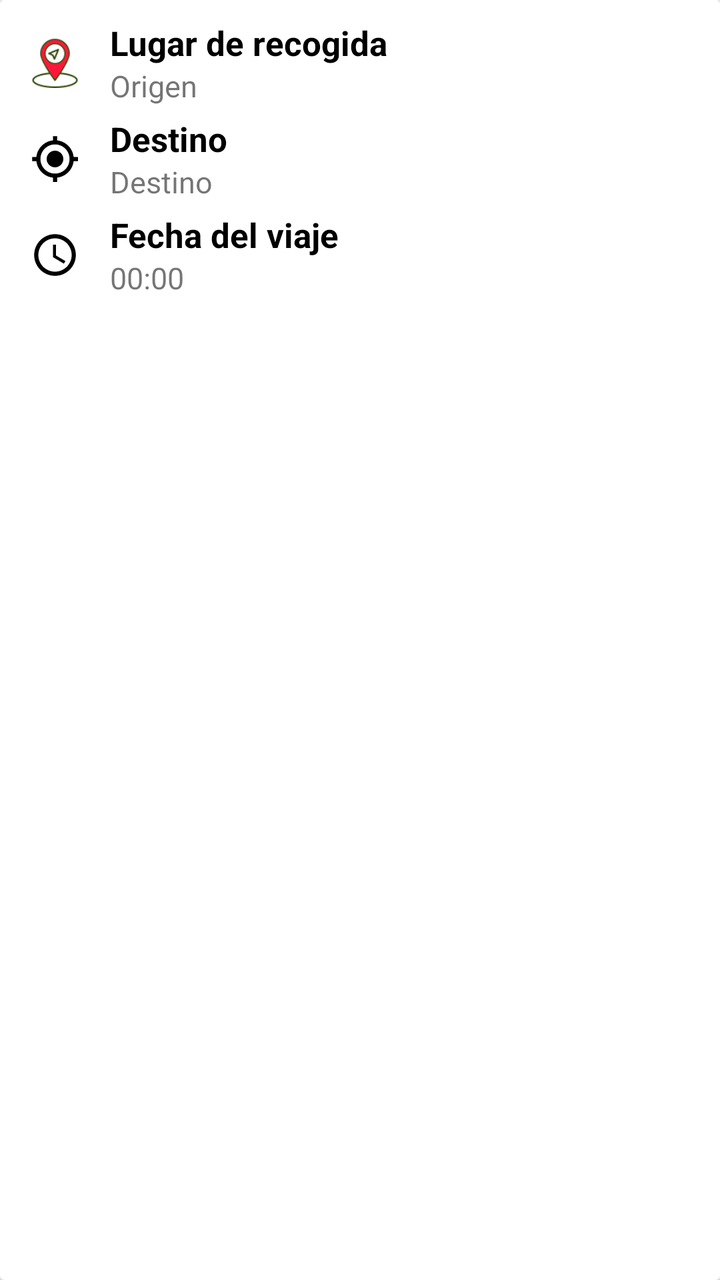
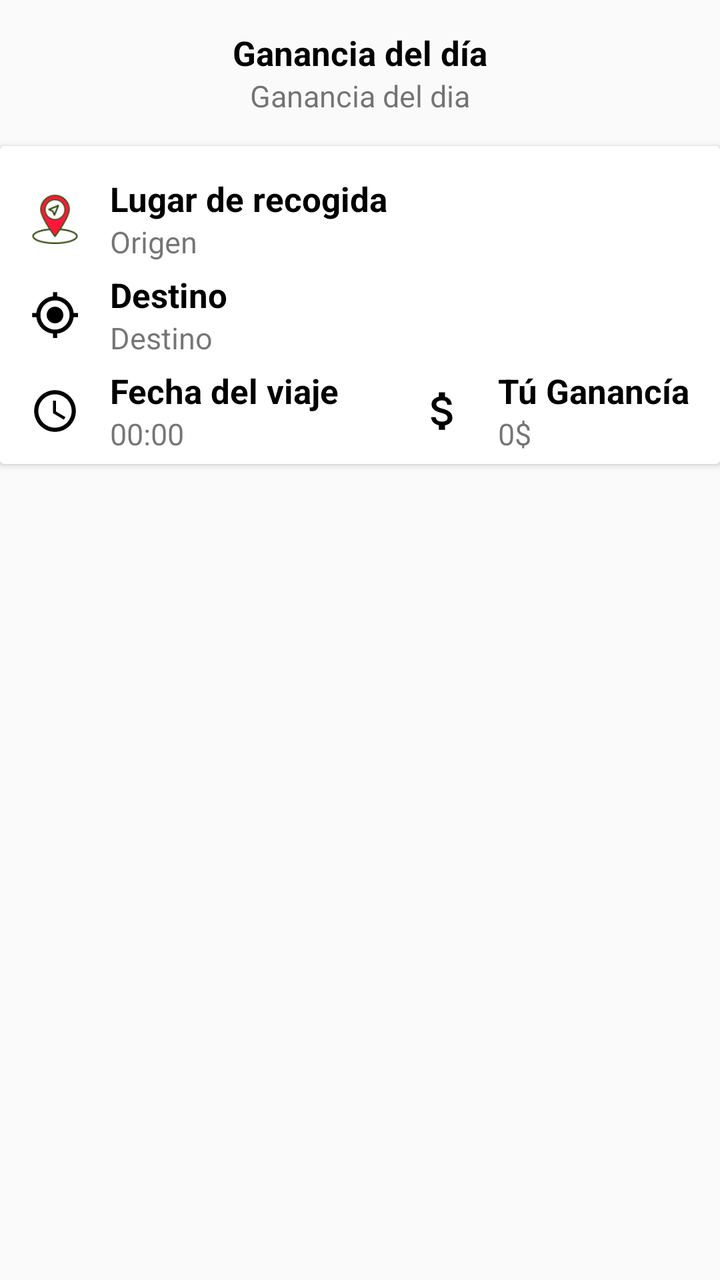

The first picture is an Android layout as it rendered before a commit; the second is the same layout after the commit. The layout source and the unified diff follow.
<!-- AndroidManifest.xml: application theme Theme.ToonsConductor -->
<!-- res/layout/cardview_history.xml -->
<?xml version="1.0" encoding="utf-8"?>
<androidx.cardview.widget.CardView xmlns:android="http://schemas.android.com/apk/res/android"
    android:layout_width="match_parent"
    android:layout_height="wrap_content"
    android:layout_marginTop="5dp">

    <LinearLayout
        android:layout_width="match_parent"
        android:layout_height="match_parent"
        android:orientation="vertical"
        android:paddingTop="5dp"
        android:paddingBottom="5dp">

        <LinearLayout
            android:layout_width="match_parent"
            android:layout_height="wrap_content"
            android:orientation="horizontal"
            android:gravity="center_vertical"
            android:layout_marginLeft="15dp"
            android:layout_marginRight="15dp"
            android:layout_marginTop="5dp">

            <ImageView
                android:layout_width="25dp"
                android:layout_height="25dp"
                android:src="@drawable/my_location_red" />

            <LinearLayout
                android:layout_width="wrap_content"
                android:layout_height="wrap_content"
                android:orientation="vertical"
                android:layout_marginLeft="15dp">

                <TextView
                    android:layout_width="wrap_content"
                    android:layout_height="wrap_content"
                    android:text="Lugar de recogida"
                    android:textStyle="bold"
                    android:textColor="@color/black"
                    android:textSize="17sp"/>

                <TextView
                    android:id="@+id/textViewOrigin"
                    android:layout_width="wrap_content"
                    android:layout_height="wrap_content"
                    android:text="Origen"
                    android:textSize="15sp"/>

            </LinearLayout>

        </LinearLayout>


        <LinearLayout
            android:layout_width="match_parent"
            android:layout_height="wrap_content"
            android:orientation="horizontal"
            android:gravity="center_vertical"
            android:layout_marginLeft="15dp"
            android:layout_marginRight="15dp"
            android:layout_marginTop="5dp">

            <ImageView
                android:layout_width="25dp"
                android:layout_height="25dp"
                android:src="@drawable/baseline_my_location_24" />

            <LinearLayout
                android:layout_width="wrap_content"
                android:layout_height="wrap_content"
                android:orientation="vertical"
                android:layout_marginLeft="15dp">

                <TextView
                    android:layout_width="wrap_content"
                    android:layout_height="wrap_content"
                    android:text="Destino"
                    android:textStyle="bold"
                    android:textColor="@color/black"
                    android:textSize="17sp"/>

                <TextView
                    android:id="@+id/textViewDestination"
                    android:layout_width="wrap_content"
                    android:layout_height="wrap_content"
                    android:text="Destino"
                    android:textSize="15sp"/>

            </LinearLayout>

        </LinearLayout>


        <LinearLayout
            android:layout_width="match_parent"
            android:layout_height="wrap_content"
            android:orientation="horizontal"
            android:gravity="center_vertical"
            android:layout_marginLeft="15dp"
            android:layout_marginRight="15dp"
            android:layout_marginTop="5dp">

            <ImageView
                android:layout_width="25dp"
                android:layout_height="25dp"
                android:src="@drawable/baseline_access_time_24" />

            <LinearLayout
                android:layout_width="wrap_content"
                android:layout_height="wrap_content"
                android:orientation="vertical"
                android:layout_marginLeft="15dp">

                <TextView
                    android:layout_width="wrap_content"
                    android:layout_height="wrap_content"
                    android:text="Fecha del viaje"
                    android:textStyle="bold"
                    android:textColor="@color/black"
                    android:textSize="17sp"/>

                <TextView
                    android:id="@+id/textViewDate"
                    android:layout_width="wrap_content"
                    android:layout_height="wrap_content"
                    android:text="00:00"
                    android:textSize="15sp"/>

            </LinearLayout>

        </LinearLayout>

    </LinearLayout>

</androidx.cardview.widget.CardView>
<!-- resources referenced by this layout -->
<resources>
  <color name="black">#FF000000</color>
  <!-- drawable baseline_access_time_24 (drawable) -->
  <vector android:height="24dp" android:tint="#000000"
      android:viewportHeight="24" android:viewportWidth="24"
      android:width="24dp" xmlns:android="http://schemas.android.com/apk/res/android">
      <path android:fillColor="@android:color/white" android:pathData="M11.99,2C6.47,2 2,6.48 2,12s4.47,10 9.99,10C17.52,22 22,17.52 22,12S17.52,2 11.99,2zM12,20c-4.42,0 -8,-3.58 -8,-8s3.58,-8 8,-8 8,3.58 8,8 -3.58,8 -8,8z"/>
      <path android:fillColor="@android:color/white" android:pathData="M12.5,7H11v6l5.25,3.15 0.75,-1.23 -4.5,-2.67z"/>
  </vector>
  <!-- drawable baseline_my_location_24 (drawable) -->
  <vector android:height="24dp" android:tint="#000000"
      android:viewportHeight="24" android:viewportWidth="24"
      android:width="24dp" xmlns:android="http://schemas.android.com/apk/res/android">
      <path android:fillColor="@android:color/white" android:pathData="M12,8c-2.21,0 -4,1.79 -4,4s1.79,4 4,4 4,-1.79 4,-4 -1.79,-4 -4,-4zM20.94,11c-0.46,-4.17 -3.77,-7.48 -7.94,-7.94L13,1h-2v2.06C6.83,3.52 3.52,6.83 3.06,11L1,11v2h2.06c0.46,4.17 3.77,7.48 7.94,7.94L11,23h2v-2.06c4.17,-0.46 7.48,-3.77 7.94,-7.94L23,13v-2h-2.06zM12,19c-3.87,0 -7,-3.13 -7,-7s3.13,-7 7,-7 7,3.13 7,7 -3.13,7 -7,7z"/>
  </vector>
  <!-- drawable my_location_red: png bitmap (drawable, 3982 bytes) -->
  <style name="Theme.ToonsConductor" parent="Base.Theme.ToonsConductor" />
  <style name="Base.Theme.ToonsConductor" parent="Theme.AppCompat.Light.NoActionBar">
          
          <item name="colorPrimary">@color/rojo</item>
          <item name="colorPrimaryVariant">@color/white</item>
          <item name="colorOnPrimary">@color/white</item>
          
          <item name="colorSecondary">@color/black</item>
          <item name="colorSecondaryVariant">@color/rojo</item>
          <item name="colorOnSecondary">@color/black</item>
  
          <item name="android:statusBarColor">?attr/colorPrimary</item>
          <item name="colorControlNormal">@color/grey</item>
          <item name="colorControlActivated">@color/rojo</item>
          <item name="colorControlHighlight">@color/white</item>
          <item name="android:textColorHint">@color/white</item>
          <item name="android:progressBarStyle">@style/CustomProgressBar</item>
  
      </style>
  <color name="rojo">#EEF13737</color>
  <color name="white">#FFFFFFFF</color>
  <color name="grey">#C9B7B7</color>
  <style name="CustomProgressBar" parent="@android:style/Widget.ProgressBar">
          <item name="android:backgroundTint">@color/red</item>
      </style>
  <color name="red">#FF1739</color>
</resources>

<!-- the commit's change to res/layout/cardview_history.xml (unified diff, before → after) -->
@@ -1,8 +1,40 @@
 <?xml version="1.0" encoding="utf-8"?>
-<androidx.cardview.widget.CardView xmlns:android="http://schemas.android.com/apk/res/android"
+<LinearLayout xmlns:android="http://schemas.android.com/apk/res/android"
     android:layout_width="match_parent"
     android:layout_height="wrap_content"
+    android:orientation="vertical"
     android:layout_marginTop="5dp">
+
+    <LinearLayout
+        android:id="@+id/LinearGananciaDia"
+        android:layout_width="match_parent"
+        android:layout_height="wrap_content"
+        android:orientation="vertical"
+        android:layout_gravity="center"
+        android:gravity="center"
+        android:layout_margin="15dp">
+
+        <TextView
+            android:id="@+id/texview_gananciaDiaFecha"
+            android:layout_width="wrap_content"
+            android:layout_height="wrap_content"
+            android:text="Ganancia del día"
+            android:textStyle="bold"
+            android:textColor="@color/black"
+            android:textSize="17sp"/>
+
+        <TextView
+            android:id="@+id/textViewGanaciaDia"
+            android:layout_width="wrap_content"
+            android:layout_height="wrap_content"
+            android:text="Ganancia del dia"
+            android:textSize="15sp"/>
+
+    </LinearLayout>
+
+    <androidx.cardview.widget.CardView
+        android:layout_width="match_parent"
+        android:layout_height="wrap_content">
 
     <LinearLayout
         android:layout_width="match_parent"
@@ -11,6 +43,21 @@
         android:paddingTop="5dp"
         android:paddingBottom="5dp">
 
+
+        <LinearLayout
+            android:layout_width="match_parent"
+            android:layout_height="wrap_content"
+            android:orientation="horizontal"
+            android:gravity="center_vertical"
+            android:layout_marginLeft="15dp"
+            android:layout_marginRight="15dp"
+            android:layout_marginTop="5dp">
+
+
+
+
+        </LinearLayout>
+
         <LinearLayout
             android:layout_width="match_parent"
             android:layout_height="wrap_content"
@@ -106,6 +153,35 @@
                 android:src="@drawable/baseline_access_time_24" />
 
             <LinearLayout
+                android:layout_width="match_parent"
+                android:layout_height="match_parent"
+                android:layout_marginLeft="15dp"
+                android:layout_weight="1"
+                android:orientation="vertical">
+
+                <TextView
+                    android:layout_width="wrap_content"
+                    android:layout_height="wrap_content"
+                    android:text="Fecha del viaje"
+                    android:textColor="@color/black"
+                    android:textSize="17sp"
+                    android:textStyle="bold" />
+
+                <TextView
+                    android:id="@+id/textViewDate"
+                    android:layout_width="wrap_content"
+                    android:layout_height="wrap_content"
+                    android:text="00:00"
+                    android:textSize="15sp" />
+
+            </LinearLayout>
+
+            <ImageView
+                android:layout_width="25dp"
+                android:layout_height="25dp"
+                android:src="@drawable/baseline_attach_money_24" />
+
+            <LinearLayout
                 android:layout_width="wrap_content"
                 android:layout_height="wrap_content"
                 android:orientation="vertical"
@@ -114,16 +190,16 @@
                 <TextView
                     android:layout_width="wrap_content"
                     android:layout_height="wrap_content"
-                    android:text="Fecha del viaje"
+                    android:text="@string/TuGanancia"
                     android:textStyle="bold"
                     android:textColor="@color/black"
                     android:textSize="17sp"/>
 
                 <TextView
-                    android:id="@+id/textViewDate"
-                    android:layout_width="wrap_content"
-                    android:layout_height="wrap_content"
-                    android:text="00:00"
+                    android:id="@+id/textViewGanacia"
+                    android:layout_width="wrap_content"
+                    android:layout_height="wrap_content"
+                    android:text="0$"
                     android:textSize="15sp"/>
 
             </LinearLayout>
@@ -131,5 +207,5 @@
         </LinearLayout>
 
     </LinearLayout>
-
-</androidx.cardview.widget.CardView>
+    </androidx.cardview.widget.CardView>
+</LinearLayout>
<!-- resource entries referenced after the edit -->
@@ -8,6 +8,12 @@
       <path android:fillColor="@android:color/white" android:pathData="M11.99,2C6.47,2 2,6.48 2,12s4.47,10 9.99,10C17.52,22 22,17.52 22,12S17.52,2 11.99,2zM12,20c-4.42,0 -8,-3.58 -8,-8s3.58,-8 8,-8 8,3.58 8,8 -3.58,8 -8,8z"/>
       <path android:fillColor="@android:color/white" android:pathData="M12.5,7H11v6l5.25,3.15 0.75,-1.23 -4.5,-2.67z"/>
   </vector>
+  <!-- drawable baseline_attach_money_24 (drawable) -->
+  <vector android:height="24dp" android:tint="#000000"
+      android:viewportHeight="24" android:viewportWidth="24"
+      android:width="24dp" xmlns:android="http://schemas.android.com/apk/res/android">
+      <path android:fillColor="@android:color/white" android:pathData="M11.8,10.9c-2.27,-0.59 -3,-1.2 -3,-2.15 0,-1.09 1.01,-1.85 2.7,-1.85 1.78,0 2.44,0.85 2.5,2.1h2.21c-0.07,-1.72 -1.12,-3.3 -3.21,-3.81V3h-3v2.16c-1.94,0.42 -3.5,1.68 -3.5,3.61 0,2.31 1.91,3.46 4.7,4.13 2.5,0.6 3,1.48 3,2.41 0,0.69 -0.49,1.79 -2.7,1.79 -2.06,0 -2.87,-0.92 -2.98,-2.1h-2.2c0.12,2.19 1.76,3.42 3.68,3.83V21h3v-2.15c1.95,-0.37 3.5,-1.5 3.5,-3.55 0,-2.84 -2.43,-3.81 -4.7,-4.4z"/>
+  </vector>
   <!-- drawable baseline_my_location_24 (drawable) -->
   <vector android:height="24dp" android:tint="#000000"
       android:viewportHeight="24" android:viewportWidth="24"
@@ -15,6 +21,7 @@
       <path android:fillColor="@android:color/white" android:pathData="M12,8c-2.21,0 -4,1.79 -4,4s1.79,4 4,4 4,-1.79 4,-4 -1.79,-4 -4,-4zM20.94,11c-0.46,-4.17 -3.77,-7.48 -7.94,-7.94L13,1h-2v2.06C6.83,3.52 3.52,6.83 3.06,11L1,11v2h2.06c0.46,4.17 3.77,7.48 7.94,7.94L11,23h2v-2.06c4.17,-0.46 7.48,-3.77 7.94,-7.94L23,13v-2h-2.06zM12,19c-3.87,0 -7,-3.13 -7,-7s3.13,-7 7,-7 7,3.13 7,7 -3.13,7 -7,7z"/>
   </vector>
   <!-- drawable my_location_red: png bitmap (drawable, 3982 bytes) -->
+  <string name="TuGanancia">Tú Ganancía</string>
   <style name="Theme.ToonsConductor" parent="Base.Theme.ToonsConductor" />
   <style name="Base.Theme.ToonsConductor" parent="Theme.AppCompat.Light.NoActionBar">
           
@@ -36,7 +43,7 @@
       </style>
   <color name="rojo">#EEF13737</color>
   <color name="white">#FFFFFFFF</color>
-  <color name="grey">#C9B7B7</color>
+  <color name="grey">#BFBFBF</color>
   <style name="CustomProgressBar" parent="@android:style/Widget.ProgressBar">
           <item name="android:backgroundTint">@color/red</item>
       </style>
